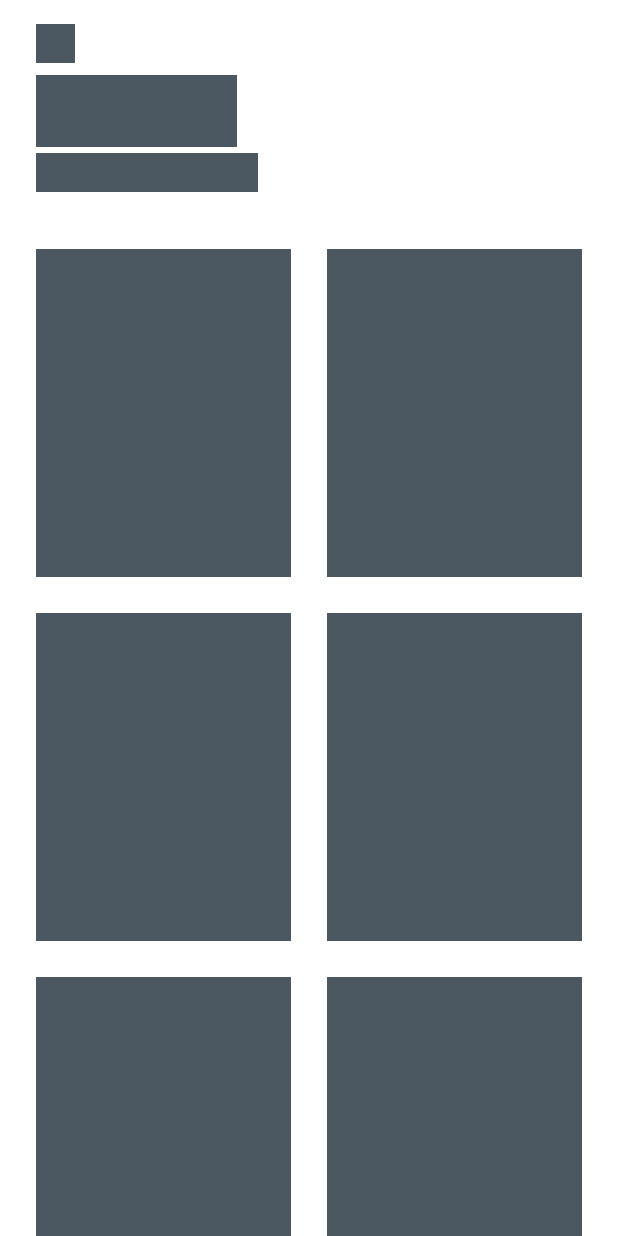
After one commit to Jaseemakhtar/AssignmentApod, an Android app built with Jetpack Compose: the composable LoadingSkeleton shown on its own in the app's theme, on a phone screen of 412 x 824 dp. The commit adds this screen. Run offline under Robolectric (Android 15) with nearby library versions, the phone set to English and light mode, and no system bars.

Commit message:
- Add shimmer for loading state.

```diff
--- a/app/build.gradle
+++ b/app/build.gradle
@@ -64,6 +64,7 @@ dependencies {
     implementation "io.coil-kt:coil-compose:2.2.2"
     implementation 'androidx.compose.ui:ui-text-google-fonts:1.3.1'
     implementation "androidx.constraintlayout:constraintlayout-compose:1.0.1"
+    implementation 'com.github.Jaseemakhtar:ComposeShimmer:1.0.4'
 
     kapt "com.google.dagger:hilt-compiler:2.44"
 
--- a/app/src/main/java/com/jaseem/apod/presentation/screen/gallery/GalleryScreen.kt
+++ b/app/src/main/java/com/jaseem/apod/presentation/screen/gallery/GalleryScreen.kt
@@ -23,6 +23,7 @@ import com.jaseem.apod.data.network.model.Cosmos
 import com.jaseem.apod.domain.state.Error
 import com.jaseem.apod.domain.state.Loading
 import com.jaseem.apod.domain.state.Success
+import com.jaseemakhtar.compose.shimmer.shimmer
 
 @Composable
 fun GalleryScreen(
@@ -36,7 +37,9 @@ fun GalleryScreen(
     ) {
         when (val uiState = viewModel.uiState.value) {
             Loading -> {
-                CircularProgressIndicator()
+                LoadingSkeleton(
+                    modifier = Modifier.fillMaxSize().shimmer()
+                )
             }
 
             is Error -> {
--- /dev/null
+++ b/app/src/main/java/com/jaseem/apod/presentation/screen/gallery/LoadingSkeleton.kt
@@ -0,0 +1,65 @@
+package com.jaseem.apod.presentation.screen.gallery
+
+import androidx.compose.foundation.background
+import androidx.compose.foundation.layout.Arrangement
+import androidx.compose.foundation.layout.Box
+import androidx.compose.foundation.layout.Column
+import androidx.compose.foundation.layout.PaddingValues
+import androidx.compose.foundation.layout.aspectRatio
+import androidx.compose.foundation.layout.fillMaxWidth
+import androidx.compose.foundation.layout.padding
+import androidx.compose.foundation.layout.size
+import androidx.compose.foundation.lazy.grid.GridCells
+import androidx.compose.foundation.lazy.grid.LazyVerticalGrid
+import androidx.compose.runtime.Composable
+import androidx.compose.ui.Modifier
+import androidx.compose.ui.unit.dp
+import com.jaseem.apod.presentation.ui.theme.RiverBed500
+
+@Composable
+fun LoadingSkeleton(modifier: Modifier) {
+    Column(modifier = modifier) {
+        Box(
+            modifier = Modifier
+                .padding(top = 8.dp, start = 16.dp)
+                .size(42.dp)
+                .padding(8.dp)
+                .background(RiverBed500)
+        )
+
+        Box(
+            modifier = Modifier
+                .padding(horizontal = 24.dp)
+                .size(134.dp, 48.dp)
+                .background(RiverBed500)
+        )
+
+        Box(
+            modifier = Modifier
+                .padding(top = 4.dp)
+                .padding(horizontal = 24.dp)
+                .size(148.dp, 26.dp)
+                .background(RiverBed500)
+        )
+
+        LazyVerticalGrid(
+            columns = GridCells.Fixed(2),
+            contentPadding = PaddingValues(horizontal = 24.dp, vertical = 24.dp),
+            horizontalArrangement = Arrangement.spacedBy(24.dp),
+            verticalArrangement = Arrangement.spacedBy(24.dp),
+            modifier = Modifier
+                .padding(top = 14.dp)
+                .fillMaxWidth()
+                .weight(1f)
+        ) {
+            items(count = 6) {
+                Box(
+                    modifier = Modifier
+                        .background(RiverBed500)
+                        .fillMaxWidth()
+                        .aspectRatio(0.778f)
+                )
+            }
+        }
+    }
+}
--- a/app/src/main/java/com/jaseem/apod/presentation/ui/theme/Color.kt
+++ b/app/src/main/java/com/jaseem/apod/presentation/ui/theme/Color.kt
@@ -11,3 +11,4 @@ val PurpleGrey40 = Color(0xFF625b71)
 val Pink40 = Color(0xFF7D5260)
 
 val EbonyClay500 = Color(0xFF22323E)
+val RiverBed500 = Color(0xFF4B5861)
--- a/settings.gradle
+++ b/settings.gradle
@@ -10,6 +10,7 @@ dependencyResolutionManagement {
     repositories {
         google()
         mavenCentral()
+        maven { url 'https://jitpack.io' }
     }
 }
 rootProject.name = "Assignment-Nasa-APOD"
```
